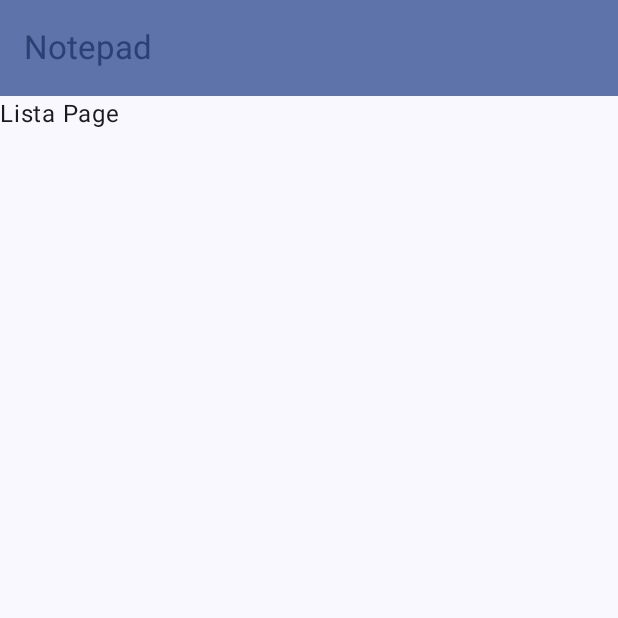
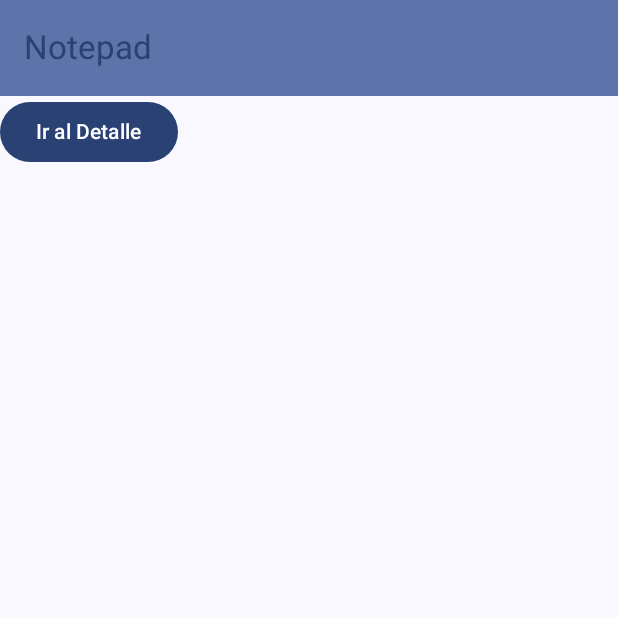
Before and after one commit to Lucas-89/NotePad, an Android app built with Jetpack Compose: the ListaPage screen opened through its navigation route, on a phone screen of 412 x 824 dp, the top half of it. Run offline under Robolectric (Android 15) with nearby library versions, the phone set to English and light mode, and no system bars.

Commit message:
Agrego parametroa a ListaPage

```diff
--- a/app/src/main/java/com/example/notepad/pages/ListaPage.kt
+++ b/app/src/main/java/com/example/notepad/pages/ListaPage.kt
@@ -1,23 +1,43 @@
 package com.example.notepad.pages
 
+import android.widget.ShareActionProvider.OnShareTargetSelectedListener
+import androidx.compose.material3.Button
 import androidx.compose.material3.Text
 import androidx.compose.runtime.Composable
+import androidx.compose.runtime.mutableStateListOf
+import androidx.compose.runtime.remember
 import androidx.compose.ui.Modifier
 import androidx.compose.ui.tooling.preview.Preview
 import com.example.notepad.ui.theme.NotepadTheme
 
 @Composable
-fun ListaPage( modifier: Modifier = Modifier) {
-    Text(
-        text = "Lista Page",
-        modifier = modifier
-    )
+fun ListaPage(
+    modifier: Modifier = Modifier,
+    onNotaSelected : () -> Unit,
+    notas : List<String>
+) {
+    Button(
+        onClick = {
+            onNotaSelected()
+        }
+    ) {
+        Text(
+            text = "Ir al Detalle",
+            modifier = modifier
+        )
+    }
+
 }
 
 @Preview(showBackground = true)
 @Composable
 fun ListaPagePreview() {
+    val notas = remember { mutableStateListOf<String>() }
+
     NotepadTheme {
-        ListaPage()
+        ListaPage(
+            onNotaSelected = {  },
+            notas = notas
+        )
     }
 }
--- a/app/src/main/java/com/example/notepad/pages/MainPage.kt
+++ b/app/src/main/java/com/example/notepad/pages/MainPage.kt
@@ -9,6 +9,8 @@ import androidx.compose.material3.Text
 import androidx.compose.material3.TopAppBar
 import androidx.compose.material3.TopAppBarDefaults
 import androidx.compose.runtime.Composable
+import androidx.compose.runtime.mutableStateListOf
+import androidx.compose.runtime.remember
 import androidx.compose.ui.Modifier
 import androidx.compose.ui.tooling.preview.Preview
 import androidx.navigation.NavHostController
@@ -20,29 +22,45 @@ import com.example.notepad.ui.theme.NotepadTheme
 @Composable
 fun MainPage( modifier: Modifier = Modifier) {
     val navHostController = rememberNavController()
+
+    //creo una lista para almacenar las notas
+    val notas = remember {mutableStateListOf<String>() }
+
     Scaffold (
         modifier = modifier, // siempre poner esto
         topBar = { MainTopAppBar() }
     ){
-
         MainNavHost(
             modifier = Modifier.padding(it),
-            navHostController = navHostController
+            navHostController = navHostController,
+            notas = notas
         )
-
     }
 }
 
 @Composable
-fun MainNavHost(modifier: Modifier = Modifier, navHostController: NavHostController){
+fun MainNavHost(
+    modifier: Modifier = Modifier,
+    navHostController: NavHostController,
+    notas : List<String>
+) {
     NavHost(
         modifier = modifier,
         navController = navHostController,
         startDestination = "lista"
     ) {                 //aca se ponen las rutas de navegacion
-        composable("lista"){ ListaPage()}
-        composable("detalle"){ DetallePage()}
-        composable ("crear"){ CrearPage()}
+        composable("lista"){
+            ListaPage(
+                notas = notas,
+                onNotaSelected = {navHostController.navigate("detalle")}
+            )
+        }
+        composable("detalle"){
+            DetallePage()
+        }
+        composable ("crear"){
+            CrearPage()
+        }
     }
 }
 @OptIn(ExperimentalMaterial3Api::class)
```
